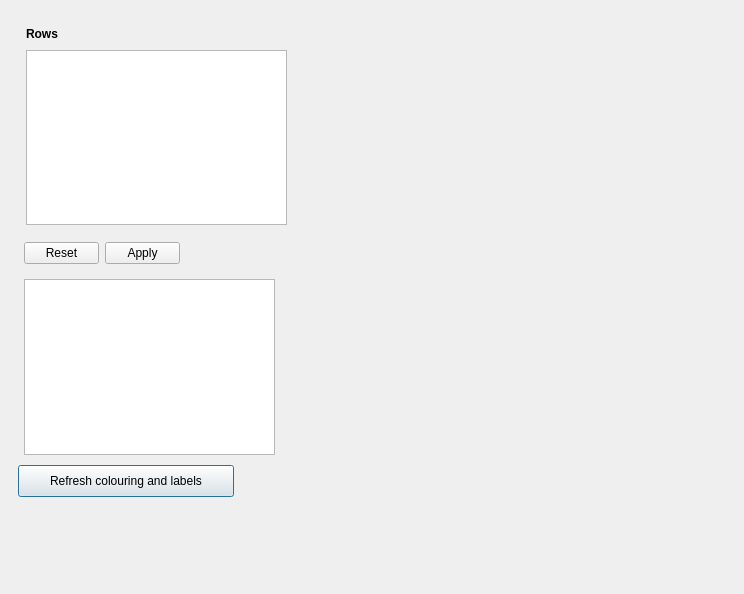
First picture: the form in plugin/snowplow_dialog_base.ui, repository pixelneo/SnowPlow, before the edit.
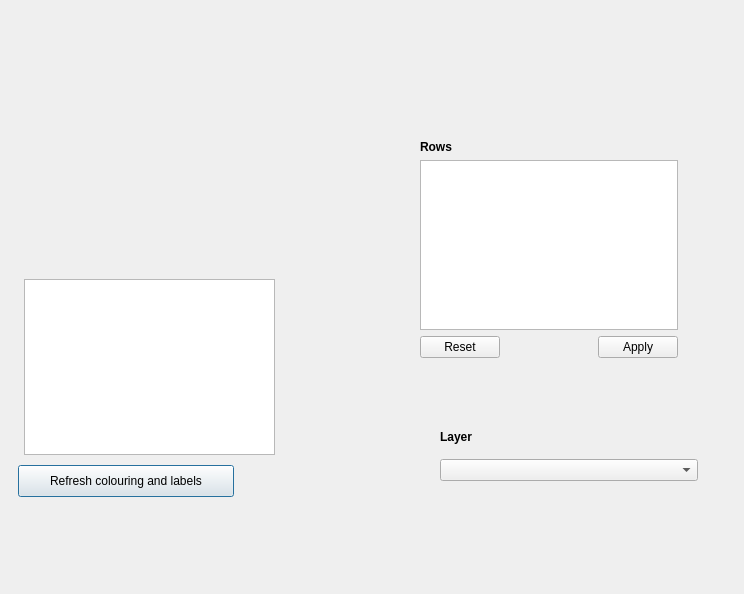
Second picture: the form after the edit.

Commit message: creating layour

What changed in the file:
```diff
--- a/plugin/snowplow_dialog_base.ui
+++ b/plugin/snowplow_dialog_base.ui
@@ -13,6 +13,45 @@
   <property name="windowTitle">
    <string>SnowPlow</string>
   </property>
+  <widget class="QWidget" name="layoutWidget">
+   <property name="geometry">
+    <rect>
+     <x>440</x>
+     <y>420</y>
+     <width>258</width>
+     <height>61</height>
+    </rect>
+   </property>
+   <layout class="QVBoxLayout" name="layer_sel_layout">
+    <item>
+     <widget class="QLabel" name="label_2">
+      <property name="font">
+       <font>
+        <weight>75</weight>
+        <bold>true</bold>
+       </font>
+      </property>
+      <property name="text">
+       <string>Layer</string>
+      </property>
+     </widget>
+    </item>
+    <item>
+     <widget class="QComboBox" name="layer_sel"/>
+    </item>
+   </layout>
+  </widget>
+  <widget class="QWidget" name="verticalLayoutWidget">
+   <property name="geometry">
+    <rect>
+     <x>169</x>
+     <y>50</y>
+     <width>221</width>
+     <height>211</height>
+    </rect>
+   </property>
+   <layout class="QVBoxLayout" name="verticalLayout"/>
+  </widget>
   <widget class="QPushButton" name="refresh">
    <property name="geometry">
     <rect>
@@ -42,56 +81,50 @@
     </size>
    </property>
   </widget>
-  <widget class="QListWidget" name="listRows">
+  <widget class="QWidget" name="">
    <property name="geometry">
     <rect>
-     <x>26</x>
-     <y>50</y>
-     <width>261</width>
-     <height>175</height>
+     <x>420</x>
+     <y>140</y>
+     <width>258</width>
+     <height>218</height>
     </rect>
    </property>
-   <property name="maximumSize">
-    <size>
-     <width>16777215</width>
-     <height>300</height>
-    </size>
-   </property>
-   <property name="selectionMode">
-    <enum>QAbstractItemView::MultiSelection</enum>
-   </property>
-  </widget>
-  <widget class="QLabel" name="label">
-   <property name="geometry">
-    <rect>
-     <x>26</x>
-     <y>26</y>
-     <width>35</width>
-     <height>16</height>
-    </rect>
-   </property>
-   <property name="font">
-    <font>
-     <weight>75</weight>
-     <bold>true</bold>
-    </font>
-   </property>
-   <property name="text">
-    <string>Rows</string>
-   </property>
-  </widget>
-  <widget class="QDialogButtonBox" name="statsButtons">
-   <property name="geometry">
-    <rect>
-     <x>24</x>
-     <y>237</y>
-     <width>156</width>
-     <height>32</height>
-    </rect>
-   </property>
-   <property name="standardButtons">
-    <set>QDialogButtonBox::Apply|QDialogButtonBox::Reset</set>
-   </property>
+   <layout class="QVBoxLayout" name="stat_row_sel">
+    <item>
+     <widget class="QLabel" name="label">
+      <property name="font">
+       <font>
+        <weight>75</weight>
+        <bold>true</bold>
+       </font>
+      </property>
+      <property name="text">
+       <string>Rows</string>
+      </property>
+     </widget>
+    </item>
+    <item>
+     <widget class="QListWidget" name="listRows">
+      <property name="maximumSize">
+       <size>
+        <width>16777215</width>
+        <height>300</height>
+       </size>
+      </property>
+      <property name="selectionMode">
+       <enum>QAbstractItemView::MultiSelection</enum>
+      </property>
+     </widget>
+    </item>
+    <item>
+     <widget class="QDialogButtonBox" name="statsButtons">
+      <property name="standardButtons">
+       <set>QDialogButtonBox::Apply|QDialogButtonBox::Reset</set>
+      </property>
+     </widget>
+    </item>
+   </layout>
   </widget>
  </widget>
  <resources/>
```
